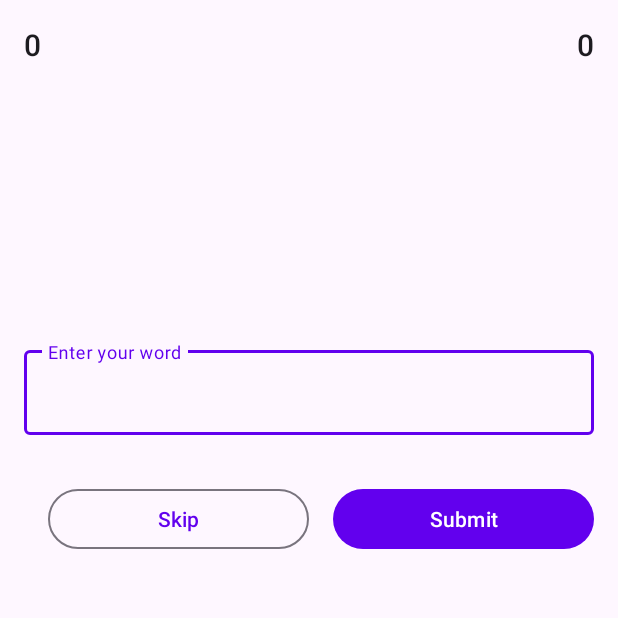
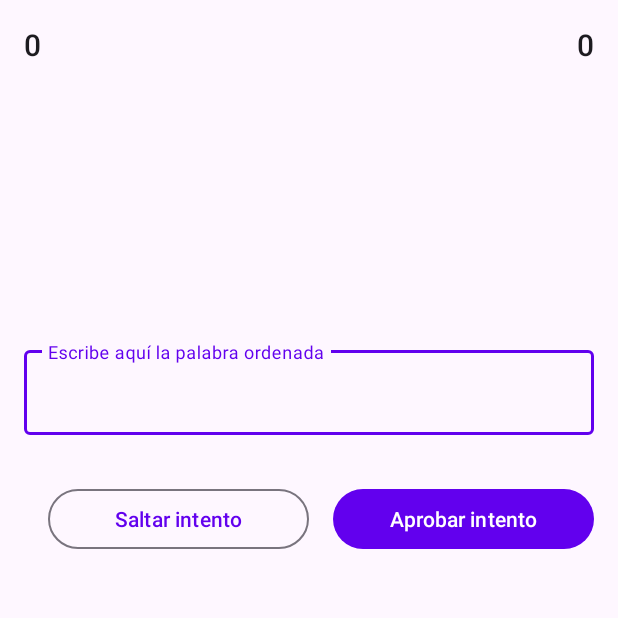
Before and after one commit to DavidAugustoHernandezMartin/escuela-arcade, an Android app: the fragment GameFragment shown on its own in the app's theme, on a phone screen of 412 x 824 dp, the top half of it. Run offline under Robolectric (Android 15) with nearby library versions, the phone set to English and light mode, and no system bars; our stand-ins replace Firebase (no records; nobody signed in at launch, a user with empty details on screens opened directly), data binding; 1 statement that could not run was skipped.

Commit message:
Sexto snapshot de seguridad.

```diff
--- a/app/src/main/java/augusto/hernandez/escuelaarcade/coursegame/course/CourseListAdapter.kt
+++ b/app/src/main/java/augusto/hernandez/escuelaarcade/coursegame/course/CourseListAdapter.kt
@@ -34,7 +34,7 @@ class CourseListAdapter (private val context:Context,private val contenido:Conte
         holder.name.text = leccion.nombre
         holder.number.text = context.getString(R.string.numero_de_lecciones,position+1)
         holder.card.setOnClickListener{
-            val action:NavDirections = CourseListFragmentDirections.actionCourseListFragmentToCourseFragment(leccion)
+            val action:NavDirections = CourseListFragmentDirections.actionCourseListFragmentToCourseFragment(leccion,position)
             it.findNavController().navigate(action)
         }
     }
--- a/app/src/main/java/augusto/hernandez/escuelaarcade/coursegame/course/CourseListFragment.kt
+++ b/app/src/main/java/augusto/hernandez/escuelaarcade/coursegame/course/CourseListFragment.kt
@@ -16,6 +16,7 @@ class CourseListFragment: Fragment() {
 
     companion object{
         const val LECCION = "LECCION"
+        const val NUMERO = "NUMERO"
     }
 
     override fun onCreateView(
--- a/app/src/main/java/augusto/hernandez/escuelaarcade/home/HomeListAdapter.kt
+++ b/app/src/main/java/augusto/hernandez/escuelaarcade/home/HomeListAdapter.kt
@@ -41,7 +41,7 @@ class HomeListAdapter(private val context: Context,private val user:Usuario): Re
         holder.lessons.text = context.getString(R.string.numero_de_lecciones,item.numeroDeLecciones)
         holder.image.setImageResource(item.imagen)
         holder.card.setOnClickListener{
-            HomeViewModel.goToCourse(context,user,item.id,item.nombreDeCurso)
+            HomeViewModel.goToCourse(context,user,item.id,item.nombreDeCurso,item.numeroDeLecciones)
         }
     }
 
--- a/app/src/main/java/augusto/hernandez/escuelaarcade/model/HomeViewModel.kt
+++ b/app/src/main/java/augusto/hernandez/escuelaarcade/model/HomeViewModel.kt
@@ -9,11 +9,11 @@ import augusto.hernandez.escuelaarcade.coursegame.CourseGameActivity
 class HomeViewModel:ViewModel() {
 
     companion object {
-        fun goToCourse(context: Context, user:Usuario, courseId:String,courseName:String) {
+        fun goToCourse(context: Context, user:Usuario, courseId:String,courseName:String,courseLength:Int) {
 
             val course = when {
                 user.registros.isNullOrEmpty() || !user.registros.any{x -> x.id == courseId}-> {
-                    Curso(courseId,courseName, listOf(0,0),0L,"")
+                    Curso(courseId,courseName, listOf(0,courseLength),0L,"")
                 }
                 else -> {
                     user.registros.first{ c -> c.id == courseId}
--- /dev/null
+++ b/app/src/main/java/augusto/hernandez/escuelaarcade/model/data/Results.kt
@@ -0,0 +1,3 @@
+package augusto.hernandez.escuelaarcade.model.data
+
+data class Results(val progress:List<Int> = listOf(0,0),val lastLesson:String,val maxPoints:Long)
--- a/app/src/main/res/navigation/course_game_nav_graph.xml
+++ b/app/src/main/res/navigation/course_game_nav_graph.xml
@@ -32,6 +32,9 @@
             app:argType="augusto.hernandez.escuelaarcade.model.Leccion"
             app:nullable="true"
             android:defaultValue="@null" />
+        <argument
+            android:name="NUMERO"
+            app:argType="integer" />
     </fragment>
     <fragment
         android:id="@+id/gameFragment"
@@ -44,5 +47,8 @@
             app:destination="@id/courseListFragment"
             app:popUpTo="@id/courseListFragment"
             app:popUpToInclusive="true"/>
+        <argument
+            android:name="NUMERO"
+            app:argType="integer" />
     </fragment>
 </navigation>
--- a/app/src/main/res/values/strings.xml
+++ b/app/src/main/res/values/strings.xml
@@ -22,14 +22,14 @@
     <string name="jugar">JUGAR</string>
     <string name="lorem_ipsum">Lorem ipsum dolor sit amet, consectetur adipiscing elit. Aliquam vitae velit vel risus suscipit efficitur non sit amet leo. Mauris commodo ipsum vel dui efficitur, id egestas orci posuere. Vestibulum non ante semper risus scelerisque laoreet. Etiam nec metus et libero porttitor blandit at nec nibh. Mauris et accumsan turpis. Pellentesque porttitor ante vulputate, luctus est at, euismod nisi. Etiam et dui hendrerit, pulvinar tortor at, rutrum nisi. Morbi eu sodales turpis, ut ornare ante. Sed placerat felis vitae lorem dapibus, vitae fringilla quam scelerisque. Vivamus maximus sem vestibulum felis mollis, viverra accumsan nisl molestie. Sed id placerat orci, quis finibus tortor. Donec non diam a felis molestie vulputate at tristique orci. Suspendisse at mi at dui mattis rhoncus. Maecenas a orci varius, mollis neque in, tincidunt ligula. Curabitur ante quam, suscipit quis dui quis, dapibus eleifend odio. Praesent luctus dolor sit amet nisl ultricies, non gravida leo suscipit.</string>
 
-    <string name="skip">Skip</string>
-    <string name="submit">Submit</string>
-    <string name="instructions">Unscramble the word using all the letters.</string>
-    <string name="enter_your_word">Enter your word</string>
-    <string name="try_again">Try again!</string>
-    <string name="congratulations">Congratulations!</string>
-    <string name="you_scored">You scored:%d points!</string>
-    <string name="exit">Exit game</string>
-    <string name="play_again">Play again</string>
+    <string name="skip">Saltar intento</string>
+    <string name="submit">Aprobar intento</string>
+    <string name="instructions">Reordena la palabra que se muestra para poder ganar puntos y pasar. lee los detalles justo bajo de ella para poder decifrarla.</string>
+    <string name="enter_your_word">Escribe aquí la palabra ordenada</string>
+    <string name="try_again">¡Intentalo de nuevo!</string>
+    <string name="better_next_time">No has pasado, ¡más suerte para la próxima!</string>
+    <string name="congratulations">¡Felicitaciones, has pasado!</string>
+    <string name="you_scored">¡Has ganado %1$d puntos!. La media para pasar es %2$d </string>
+    <string name="exit">Salir</string>
 
 </resources>
```
Also changed, not shown: app/src/main/java/augusto/hernandez/escuelaarcade/coursegame/CourseGameViewModel.kt (+41 -0 lines), app/src/main/java/augusto/hernandez/escuelaarcade/coursegame/course/CourseFragment.kt (+6 -3 lines), app/src/main/java/augusto/hernandez/escuelaarcade/coursegame/game/GameFragment.kt (+33 -12 lines), app/src/main/java/augusto/hernandez/escuelaarcade/coursegame/game/GameViewModel.kt (+5 -4 lines), app/src/main/res/values-night/strings.xml (deleted, +0 -25 lines).
